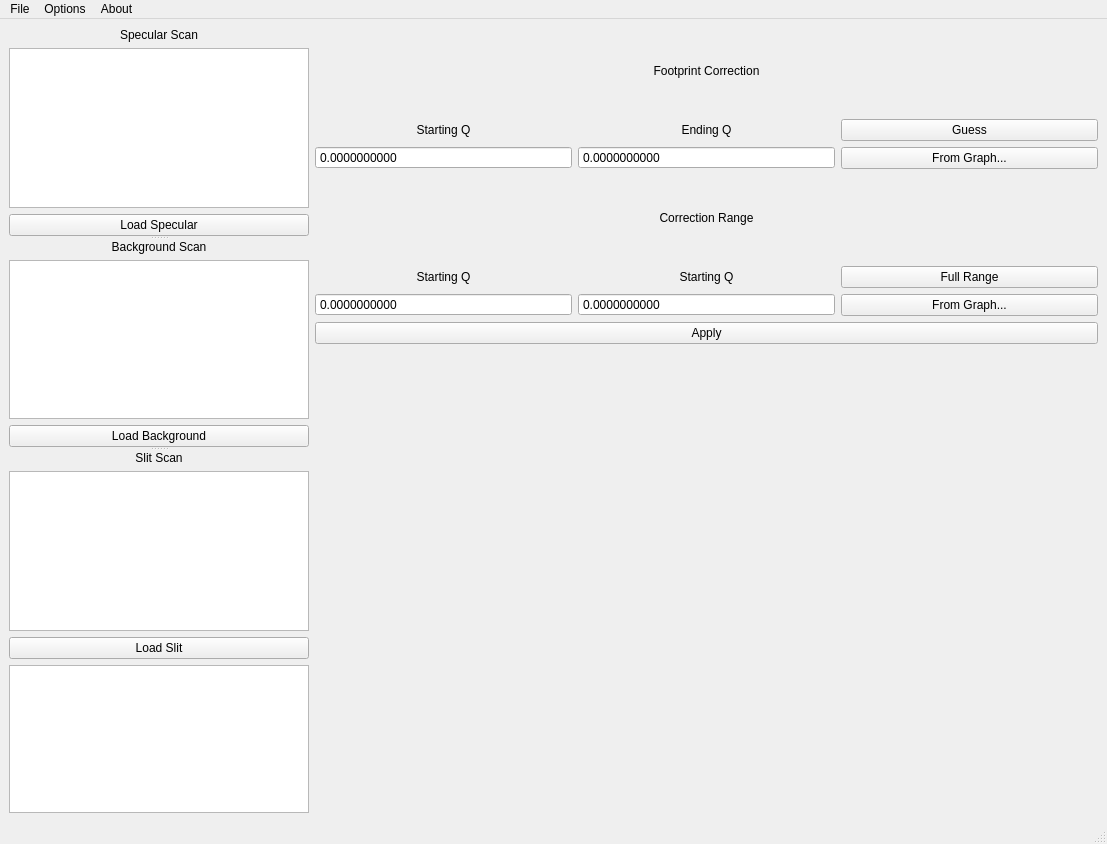
First picture: the form in XRRRedGUI.ui, repository peynmurray/XRRRed, before the edit.
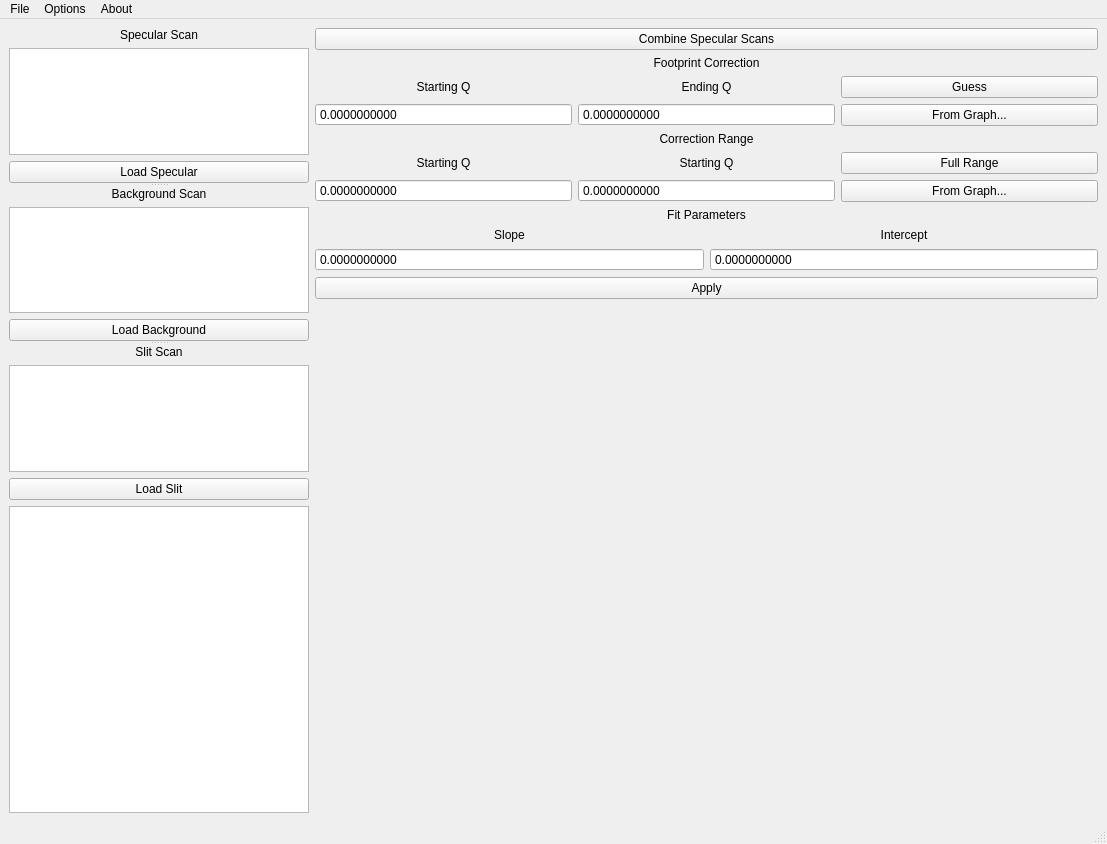
Second picture: the form after the edit.

Commit message: Automatic footprint correction is mostly there

Patch:
```diff
--- a/XRRRedGUI.ui
+++ b/XRRRedGUI.ui
@@ -15,6 +15,32 @@
   </property>
   <widget class="QWidget" name="centralwidget">
    <layout class="QGridLayout" name="gridLayout_2">
+    <item row="0" column="1" rowspan="3">
+     <layout class="QVBoxLayout" name="plotLayout"/>
+    </item>
+    <item row="2" column="0">
+     <widget class="QListWidget" name="logWidget">
+      <property name="maximumSize">
+       <size>
+        <width>300</width>
+        <height>16777215</height>
+       </size>
+      </property>
+     </widget>
+    </item>
+    <item row="1" column="2" rowspan="2">
+     <spacer name="verticalSpacer">
+      <property name="orientation">
+       <enum>Qt::Vertical</enum>
+      </property>
+      <property name="sizeHint" stdset="0">
+       <size>
+        <width>20</width>
+        <height>471</height>
+       </size>
+      </property>
+     </spacer>
+    </item>
     <item row="0" column="0" rowspan="2">
      <widget class="QSplitter" name="splitter">
       <property name="maximumSize">
@@ -184,72 +210,19 @@
       </widget>
      </widget>
     </item>
-    <item row="0" column="1" rowspan="3">
-     <layout class="QVBoxLayout" name="plotLayout"/>
-    </item>
     <item row="0" column="2">
      <layout class="QGridLayout" name="gridLayout">
-      <item row="1" column="0">
-       <layout class="QVBoxLayout" name="verticalLayout">
-        <item>
-         <widget class="QLabel" name="label">
-          <property name="text">
-           <string>Starting Q</string>
-          </property>
-          <property name="alignment">
-           <set>Qt::AlignCenter</set>
-          </property>
-         </widget>
-        </item>
-        <item>
-         <widget class="QDoubleSpinBox" name="footprintCalcMin">
-          <property name="buttonSymbols">
-           <enum>QAbstractSpinBox::NoButtons</enum>
-          </property>
-          <property name="decimals">
-           <number>10</number>
-          </property>
-          <property name="minimum">
-           <double>-1000000000000000042420637374017961984.000000000000000</double>
-          </property>
-          <property name="maximum">
-           <double>9999999999999999538762658202121142272.000000000000000</double>
-          </property>
-         </widget>
-        </item>
-       </layout>
+      <item row="1" column="0" colspan="3">
+       <widget class="QLabel" name="label_3">
+        <property name="text">
+         <string>Footprint Correction</string>
+        </property>
+        <property name="alignment">
+         <set>Qt::AlignCenter</set>
+        </property>
+       </widget>
       </item>
-      <item row="1" column="1">
-       <layout class="QVBoxLayout" name="verticalLayout_2">
-        <item>
-         <widget class="QLabel" name="label_2">
-          <property name="text">
-           <string>Ending Q</string>
-          </property>
-          <property name="alignment">
-           <set>Qt::AlignCenter</set>
-          </property>
-         </widget>
-        </item>
-        <item>
-         <widget class="QDoubleSpinBox" name="footprintCalcMax">
-          <property name="buttonSymbols">
-           <enum>QAbstractSpinBox::NoButtons</enum>
-          </property>
-          <property name="decimals">
-           <number>10</number>
-          </property>
-          <property name="minimum">
-           <double>-1000000000000000042420637374017961984.000000000000000</double>
-          </property>
-          <property name="maximum">
-           <double>9999999999999999538762658202121142272.000000000000000</double>
-          </property>
-         </widget>
-        </item>
-       </layout>
-      </item>
-      <item row="3" column="0">
+      <item row="4" column="0">
        <layout class="QVBoxLayout" name="verticalLayout_6">
         <item>
          <widget class="QLabel" name="label_8">
@@ -279,7 +252,7 @@
         </item>
        </layout>
       </item>
-      <item row="3" column="1">
+      <item row="4" column="1">
        <layout class="QVBoxLayout" name="verticalLayout_7">
         <item>
          <widget class="QLabel" name="label_9">
@@ -309,7 +282,7 @@
         </item>
        </layout>
       </item>
-      <item row="3" column="2">
+      <item row="4" column="2">
        <layout class="QVBoxLayout" name="verticalLayout_8">
         <item>
          <widget class="QPushButton" name="footprintRangeFull">
@@ -327,14 +300,74 @@
         </item>
        </layout>
       </item>
-      <item row="4" column="0" colspan="3">
+      <item row="2" column="1">
+       <layout class="QVBoxLayout" name="verticalLayout_2">
+        <item>
+         <widget class="QLabel" name="label_2">
+          <property name="text">
+           <string>Ending Q</string>
+          </property>
+          <property name="alignment">
+           <set>Qt::AlignCenter</set>
+          </property>
+         </widget>
+        </item>
+        <item>
+         <widget class="QDoubleSpinBox" name="footprintCalcMax">
+          <property name="buttonSymbols">
+           <enum>QAbstractSpinBox::NoButtons</enum>
+          </property>
+          <property name="decimals">
+           <number>10</number>
+          </property>
+          <property name="minimum">
+           <double>-1000000000000000042420637374017961984.000000000000000</double>
+          </property>
+          <property name="maximum">
+           <double>9999999999999999538762658202121142272.000000000000000</double>
+          </property>
+         </widget>
+        </item>
+       </layout>
+      </item>
+      <item row="7" column="0" colspan="3">
        <widget class="QPushButton" name="footprintApply">
         <property name="text">
          <string>Apply</string>
         </property>
        </widget>
       </item>
-      <item row="2" column="0" colspan="3">
+      <item row="2" column="0">
+       <layout class="QVBoxLayout" name="verticalLayout">
+        <item>
+         <widget class="QLabel" name="label">
+          <property name="text">
+           <string>Starting Q</string>
+          </property>
+          <property name="alignment">
+           <set>Qt::AlignCenter</set>
+          </property>
+         </widget>
+        </item>
+        <item>
+         <widget class="QDoubleSpinBox" name="footprintCalcMin">
+          <property name="buttonSymbols">
+           <enum>QAbstractSpinBox::NoButtons</enum>
+          </property>
+          <property name="decimals">
+           <number>10</number>
+          </property>
+          <property name="minimum">
+           <double>-1000000000000000042420637374017961984.000000000000000</double>
+          </property>
+          <property name="maximum">
+           <double>9999999999999999538762658202121142272.000000000000000</double>
+          </property>
+         </widget>
+        </item>
+       </layout>
+      </item>
+      <item row="3" column="0" colspan="3">
        <widget class="QLabel" name="label_7">
         <property name="text">
          <string>Correction Range</string>
@@ -344,7 +377,7 @@
         </property>
        </widget>
       </item>
-      <item row="1" column="2">
+      <item row="2" column="2">
        <layout class="QVBoxLayout" name="verticalLayout_9">
         <item>
          <widget class="QPushButton" name="footprintCalcGuess">
@@ -362,41 +395,89 @@
         </item>
        </layout>
       </item>
+      <item row="5" column="0" colspan="3">
+       <widget class="QLabel" name="label_10">
+        <property name="text">
+         <string>Fit Parameters</string>
+        </property>
+        <property name="alignment">
+         <set>Qt::AlignCenter</set>
+        </property>
+       </widget>
+      </item>
+      <item row="6" column="0" colspan="3">
+       <layout class="QHBoxLayout" name="horizontalLayout">
+        <item>
+         <layout class="QVBoxLayout" name="verticalLayout_10">
+          <item>
+           <widget class="QLabel" name="label_11">
+            <property name="text">
+             <string>Slope</string>
+            </property>
+            <property name="alignment">
+             <set>Qt::AlignCenter</set>
+            </property>
+           </widget>
+          </item>
+          <item>
+           <widget class="QDoubleSpinBox" name="footprintSlope">
+            <property name="buttonSymbols">
+             <enum>QAbstractSpinBox::NoButtons</enum>
+            </property>
+            <property name="decimals">
+             <number>10</number>
+            </property>
+            <property name="minimum">
+             <double>-10000000000000000102350670204085511496304388135324745728.000000000000000</double>
+            </property>
+            <property name="maximum">
+             <double>1000000000000000048346692115553659057528394845890514255872.000000000000000</double>
+            </property>
+           </widget>
+          </item>
+         </layout>
+        </item>
+        <item>
+         <layout class="QVBoxLayout" name="verticalLayout_11">
+          <item>
+           <widget class="QLabel" name="label_12">
+            <property name="text">
+             <string>Intercept</string>
+            </property>
+            <property name="alignment">
+             <set>Qt::AlignCenter</set>
+            </property>
+           </widget>
+          </item>
+          <item>
+           <widget class="QDoubleSpinBox" name="footprintIntercept">
+            <property name="buttonSymbols">
+             <enum>QAbstractSpinBox::NoButtons</enum>
+            </property>
+            <property name="decimals">
+             <number>10</number>
+            </property>
+            <property name="minimum">
+             <double>-100000000000000009190283508143378238084034459715684532224.000000000000000</double>
+            </property>
+            <property name="maximum">
+             <double>10000000000000000102350670204085511496304388135324745728.000000000000000</double>
+            </property>
+           </widget>
+          </item>
+         </layout>
+        </item>
+       </layout>
+      </item>
       <item row="0" column="0" colspan="3">
-       <widget class="QLabel" name="label_3">
+       <widget class="QPushButton" name="combineSpecButton">
         <property name="text">
-         <string>Footprint Correction</string>
-        </property>
-        <property name="alignment">
-         <set>Qt::AlignCenter</set>
+         <string>Combine Specular Scans</string>
         </property>
        </widget>
       </item>
      </layout>
     </item>
-    <item row="1" column="2" rowspan="2">
-     <spacer name="verticalSpacer">
-      <property name="orientation">
-       <enum>Qt::Vertical</enum>
-      </property>
-      <property name="sizeHint" stdset="0">
-       <size>
-        <width>20</width>
-        <height>471</height>
-       </size>
-      </property>
-     </spacer>
-    </item>
-    <item row="2" column="0">
-     <widget class="QListWidget" name="logWidget">
-      <property name="maximumSize">
-       <size>
-        <width>300</width>
-        <height>16777215</height>
-       </size>
-      </property>
-     </widget>
-    </item>
    </layout>
   </widget>
   <widget class="QMenuBar" name="menubar">
```
The commit also changes 11 other files.
